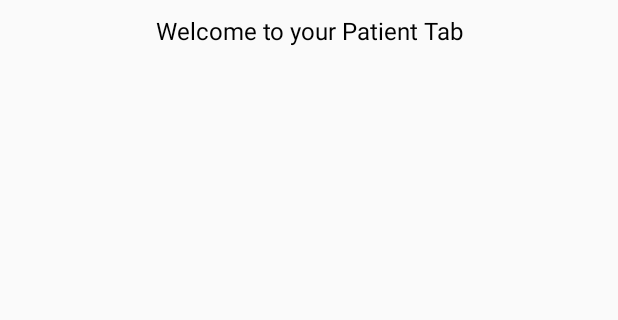
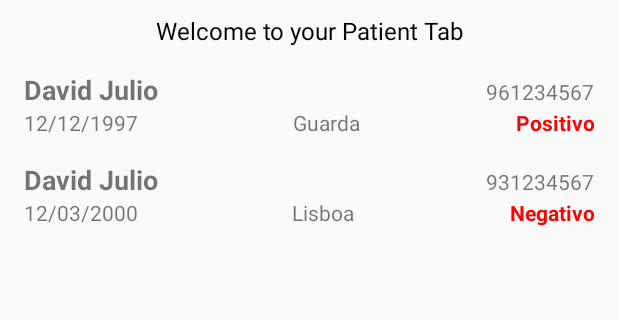
Before and after one commit to DavidsJulio/ConsultaMedica, an Android app: the PatientActivity screen opened directly, with no data from a screen before it, on a phone screen of 412 x 824 dp, the part 284-604 px from its top. Run offline under Robolectric (Android 15) with nearby library versions, the phone set to English and light mode, and no system bars.

Commit message:
-Criação de dados estáticos de maneira ver se o recyclerView funciona -Gerar get and setters na class Patient -Leitura dos dados contidos na lista de pacientes, no adapter_patients.xml -layout adapter (alterações)

```diff
--- a/app/src/main/java/com/davidjulio/consultamedica/activity/PatientActivity.java
+++ b/app/src/main/java/com/davidjulio/consultamedica/activity/PatientActivity.java
@@ -7,25 +7,62 @@ import androidx.recyclerview.widget.RecyclerView;
 import android.os.Bundle;
 
 import com.davidjulio.consultamedica.R;
+import com.davidjulio.consultamedica.adapter.AdapterPatients;
+import com.davidjulio.consultamedica.model.Patient;
+
+import java.util.ArrayList;
+import java.util.List;
 
 public class PatientActivity extends AppCompatActivity {
 
     private RecyclerView recyclerViewPatients;
+    private AdapterPatients adapterPatients; //devia ser patientsAdapter
+    private List<Patient> patientList = new ArrayList<>(); //lista de pacientes
+
     @Override
     protected void onCreate(Bundle savedInstanceState) {
         super.onCreate(savedInstanceState);
         setContentView(R.layout.activity_patient);
-
         recyclerViewPatients = findViewById(R.id.recyclerViewPatients); //chamar recycler
 
-        //Configurar Adapter (para configurar o adapter primeiro é preciso criar uma class)
+
+    }
+
+    public void carregarListaPacientes(){
+        //patient
+
+        Patient patient = new Patient();
+        patient.setNamePatient("David Julio");
+        patient.setPhonePatient("961234567");
+        patient.setbDatePatient("12/12/1997");
+        patient.setCityPatient("Guarda");
+        patient.setResultPatient("Positivo");
+        patientList.add(patient);
+
+        Patient patient1 = new Patient();
+        patient1.setNamePatient("David Julio");
+        patient1.setPhonePatient("931234567");
+        patient1.setbDatePatient("12/03/2000");
+        patient1.setCityPatient("Lisboa");
+        patient1.setResultPatient("Negativo");
+        patientList.add(patient1);
 
 
+
+        //Configurar Adapter (para configurar o adapter primeiro é preciso criar uma class)
+        adapterPatients = new AdapterPatients( patientList ); //passar a lista
 
         //Configurar RecyclerView
         RecyclerView.LayoutManager layoutManager = new LinearLayoutManager(getApplicationContext()); //Pode ser linear/grid
         recyclerViewPatients.setLayoutManager( layoutManager );
         recyclerViewPatients.setHasFixedSize( true ); //otimizar o recyclerView com tamanho fixo, recomendado pela google
-        //recyclerViewPatients.setAdapter(  ); //o adapter recebe os dados, formata e utiliza no Recycler
+        recyclerViewPatients.setAdapter( adapterPatients ); //o adapter recebe os dados, formata e utiliza no Recycler
+    }
+
+    @Override
+    protected void onStart() {
+        carregarListaPacientes(); //chamar função
+        super.onStart();
+
     }
 }
--- a/app/src/main/java/com/davidjulio/consultamedica/adapter/AdapterPatients.java
+++ b/app/src/main/java/com/davidjulio/consultamedica/adapter/AdapterPatients.java
@@ -1,9 +1,15 @@
 package com.davidjulio.consultamedica.adapter;
 
+import android.view.LayoutInflater;
 import android.view.View;
 import android.view.ViewGroup;
 import android.widget.ListView;
 import android.widget.TextView;
+
+import com.davidjulio.consultamedica.R;
+import com.davidjulio.consultamedica.model.Patient;
+
+import java.util.List;
 
 import androidx.annotation.NonNull;
 import androidx.recyclerview.widget.RecyclerView;
@@ -12,24 +18,42 @@ public class AdapterPatients extends RecyclerView.Adapter <AdapterPatients.MyVie
     //recebe uma viewHolder (os itens que passam no recyclerView são exibidos numa ViewHolder)
     //o recycler view tem a função de reciclar as visualizações
 
+    private List<Patient> patientList;
+    public AdapterPatients(List<Patient> patients) { //constructor automatico generate - constructor
+        this.patientList = patients;
+    }
+
     @NonNull
     @Override
     public MyViewHolder onCreateViewHolder(@NonNull ViewGroup parent, int viewType) {
         //criar as visualizações
+                                                                                             //parent é o compontente onde a nossa list se encontra
+        View listPatients = LayoutInflater.from(parent.getContext())                         //converter um xml em uma View
+                            .inflate(R.layout.adapter_patients, parent, false); //vamos buscar o nosso xml
 
+        return new MyViewHolder( listPatients ); //retornar a nossa classe MyViewHolder um parametro View (itemLista)
+    }
 
-        return null;
-    }
 
     @Override
     public void onBindViewHolder(@NonNull MyViewHolder holder, int position) {
         //exibe os elementos das visualizações
 
+        //TODO: ligar o on bind à bd
+        Patient patient = patientList.get(position);
+
+        holder.namePatient.setText(patient.getNamePatient());
+        holder.phonePatient.setText(patient.getPhonePatient());
+        holder.bDatePatient.setText(patient.getbDatePatient());
+        holder.cityPatient.setText(patient.getCityPatient());
+        holder.resultPatient.setText(patient.getResultPatient());
+
     }
 
     @Override
-    public int getItemCount() {
-        return 0;
+    public int getItemCount() { //quantidade de items da recyclerView
+
+        return this.patientList.size(); //quantidade de itens dentro da lista
     }
 
     public class MyViewHolder extends RecyclerView.ViewHolder{
@@ -38,6 +62,13 @@ public class AdapterPatients extends RecyclerView.Adapter <AdapterPatients.MyVie
 
         public MyViewHolder(@NonNull View itemView) { //construtor criado automáticamente
             super(itemView);
+                        //precisamos do itemView porque é ele que acessa os componentes (id's)
+            namePatient = itemView.findViewById(R.id.tvNomePatient);
+            phonePatient = itemView.findViewById(R.id.tvPhonePatient);
+            bDatePatient = itemView.findViewById(R.id.tvBdatePatient);
+            cityPatient = itemView.findViewById(R.id.tvCityPatient);
+            resultPatient = itemView.findViewById(R.id.tvResultPatient);
+
         }
    }
 }
--- /dev/null
+++ b/app/src/main/java/com/davidjulio/consultamedica/model/Patient.java
@@ -0,0 +1,57 @@
+package com.davidjulio.consultamedica.model;
+
+import java.io.Serializable;
+
+public class Patient implements Serializable { //transferir um dado para outra tela
+
+    private Long id;
+    private String namePatient, phonePatient, bDatePatient, cityPatient, resultPatient;
+
+    public Long getId() {
+        return id;
+    }
+
+    public void setId(Long id) {
+        this.id = id;
+    }
+
+    public String getNamePatient() {
+        return namePatient;
+    }
+
+    public void setNamePatient(String namePatient) {
+        this.namePatient = namePatient;
+    }
+
+    public String getPhonePatient() {
+        return phonePatient;
+    }
+
+    public void setPhonePatient(String phonePatient) {
+        this.phonePatient = phonePatient;
+    }
+
+    public String getbDatePatient() {
+        return bDatePatient;
+    }
+
+    public void setbDatePatient(String bDatePatient) {
+        this.bDatePatient = bDatePatient;
+    }
+
+    public String getCityPatient() {
+        return cityPatient;
+    }
+
+    public void setCityPatient(String cityPatient) {
+        this.cityPatient = cityPatient;
+    }
+
+    public String getResultPatient() {
+        return resultPatient;
+    }
+
+    public void setResultPatient(String resultPatient) {
+        this.resultPatient = resultPatient;
+    }
+}
--- a/app/src/main/res/layout/adapter_patients.xml
+++ b/app/src/main/res/layout/adapter_patients.xml
@@ -17,9 +17,9 @@
             android:layout_height="wrap_content"
             android:layout_weight="4"
             android:gravity="start"
+            android:text="David Julio"
             android:textSize="18sp"
-            android:textStyle="bold"
-            tools:text="David Julio" />
+            android:textStyle="bold" />
 
         <TextView
             android:id="@+id/tvPhonePatient"
@@ -27,7 +27,7 @@
             android:layout_height="wrap_content"
             android:layout_weight="1"
             android:gravity="end"
-            tools:text="961234567" />
+            android:text="91234566" />
     </LinearLayout>
 
     <LinearLayout
@@ -41,7 +41,7 @@
             android:layout_height="wrap_content"
             android:layout_weight="1"
             android:gravity="start"
-            tools:text="12/12/1997" />
+            android:text="12/12/1997" />
 
         <TextView
             android:id="@+id/tvCityPatient"
@@ -49,7 +49,7 @@
             android:layout_height="wrap_content"
             android:layout_weight="1"
             android:gravity="center_horizontal"
-            tools:text="Guarda" />
+            android:text="Guarda" />
 
         <TextView
             android:id="@+id/tvResultPatient"
@@ -57,8 +57,8 @@
             android:layout_height="wrap_content"
             android:layout_weight="1"
             android:gravity="end"
+            android:text="Positivo"
             android:textColor="#FD0202"
-            android:textStyle="bold"
-            tools:text="Positivo" />
+            android:textStyle="bold" />
     </LinearLayout>
 </LinearLayout>
```
